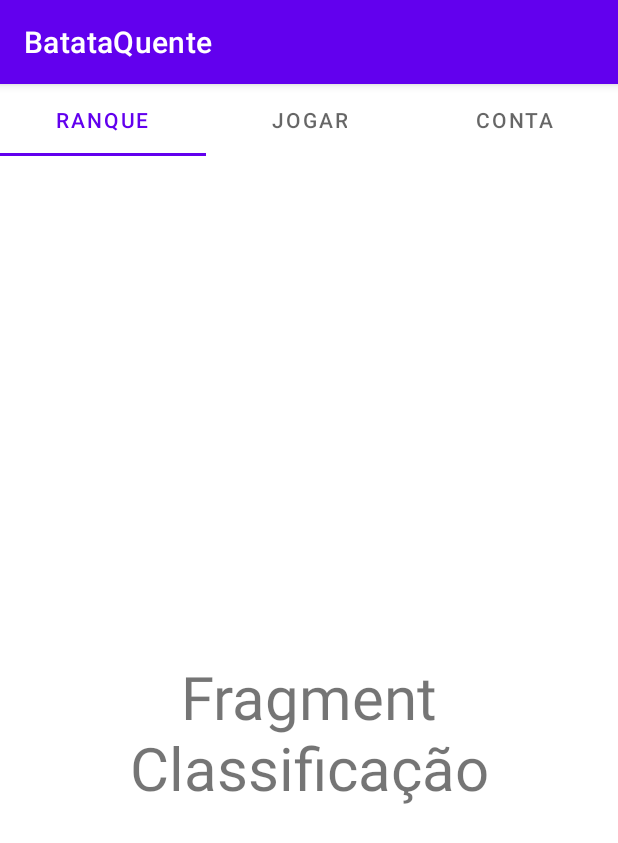
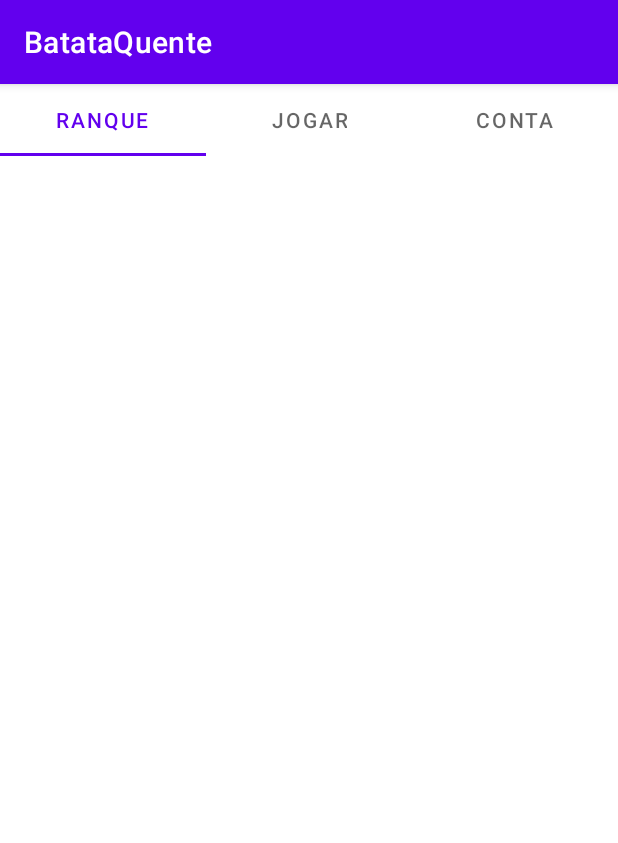
Before and after one commit to arthur-timoteo/cti_tcc_batata-quente, an Android app: the screen it shows after launch (MainActivity), on a phone screen of 412 x 824 dp. Shown: the top 843 px of the screen. Run offline under Robolectric (Android 15) with nearby library versions, the light colour scheme and no system bars; network calls fail.

Commit message:
ClassificacaoFragment - TextView removed

```diff
--- a/app_mobile/app/src/main/res/layout/fragment_classificacao.xml
+++ b/app_mobile/app/src/main/res/layout/fragment_classificacao.xml
@@ -5,11 +5,4 @@
     android:layout_height="match_parent"
     tools:context=".view.fragment.ClassificacaoFragment">
 
-    <TextView
-        android:layout_width="match_parent"
-        android:layout_height="match_parent"
-        android:text="Fragment Classificação"
-        android:gravity="center"
-        android:textSize="40dp"/>
-
 </FrameLayout>
```
